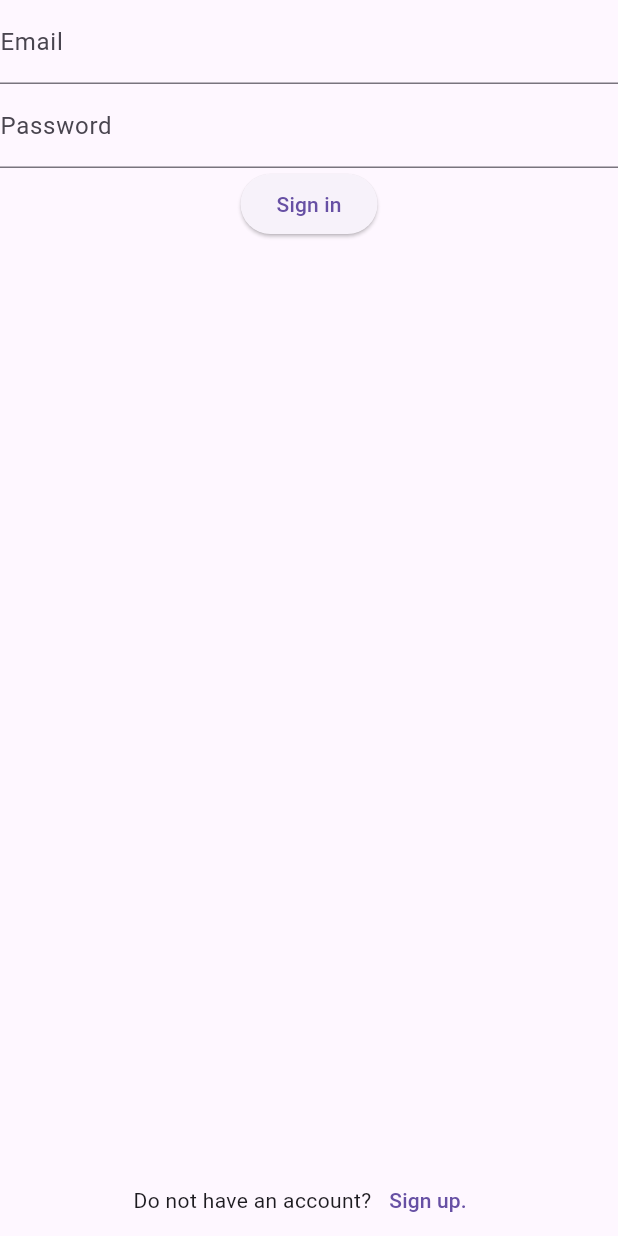
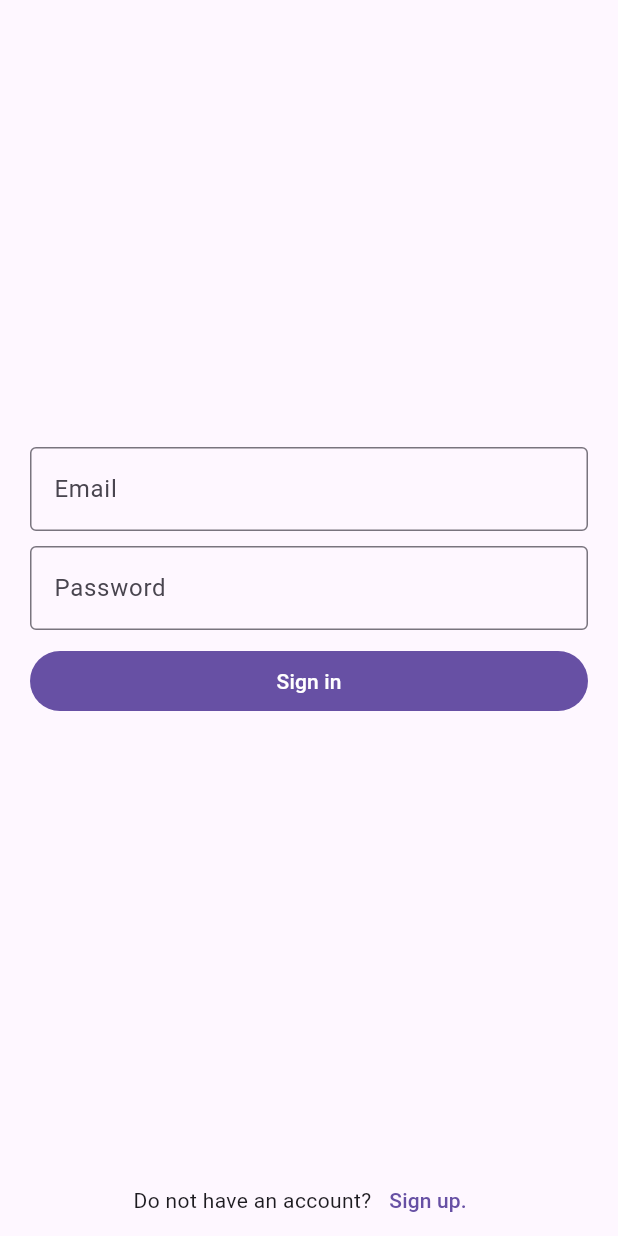
Before and after one commit to Marflage/Hadhri_Client, a Flutter app: the screen it shows after launch, after a tap on "Sign in", after a tap on "Sign up.", after a tap on "Sign in.", on a phone screen of 412 x 824 dp. Run offline on Flutter 3.47's test engine with Material 3 defaults, Android fonts, the phone set to English and light mode, and no system bars; our stand-ins replace flutter_secure_storage, slider_button; missing offline and left inert: dart_jsonwebtoken, pullex; network calls fail.

Commit message:
feat: Redesign sign-in and sign-up forms with outlined form fields and correct keyboard types

```diff
--- a/lib/features/account/page.dart
+++ b/lib/features/account/page.dart
@@ -27,16 +27,24 @@ class _AccountPageState extends State<AccountPage> {
   Widget build(BuildContext context) {
     // TODO: Analyze if this Scaffold can be removed safely.
     return Scaffold(
+      // resizeToAvoidBottomInset: true,
       body: SafeArea(
         child: Column(
           children: [
+            // Placeholder(
+            //   fallbackHeight: 400,
+            //   fallbackWidth: 200,
+            // ),
             Expanded(
+              child: Padding(
+                padding: const EdgeInsets.symmetric(horizontal: 20.0),
                 child: _showSignInForm
                     // TODO: Remove the usage of DiContainer in the UI components.
                     ? SignInForm(authService: DiContainer.authService)
                     : SignUpForm(
                         coursePlanService: DiContainer.coursePlanService,
                         authService: DiContainer.authService,
+                      ),
               ),
             ),
             Row(
--- a/lib/features/account/sign_in_form.dart
+++ b/lib/features/account/sign_in_form.dart
@@ -23,21 +23,27 @@ class _SignInFormState extends State<SignInForm> {
     return Form(
       key: _formKey,
       child: Column(
+        spacing: 10.0,
+        mainAxisAlignment: .center,
+        crossAxisAlignment: .stretch,
         children: [
           // TODO: Move to next input field after pressing the return or the tab key on mobile devices as well.
           TextFormField(
-            decoration: InputDecoration(labelText: 'Email'),
+            keyboardType: .emailAddress,
+            decoration: InputDecoration(labelText: 'Email', border: OutlineInputBorder()),
             validator: _onEmailValidated,
             onSaved: _onEmailSaved,
           ),
+          // SizedBox(height: 10),
           // TODO: Add button to toggle password visibility.
           TextFormField(
-            decoration: InputDecoration(labelText: 'Password'),
+            keyboardType: .visiblePassword,
+            decoration: InputDecoration(labelText: 'Password', border: OutlineInputBorder()),
             obscureText: true,
             validator: _onPasswordValidated,
             onSaved: _onPasswordSaved,
           ),
-          ElevatedButton(
+          FilledButton(
             onPressed: _onFormSubmitted,
             child: _isLoading
                 ? Center(child: CircularProgressIndicator.adaptive())
--- a/lib/features/account/sign_up_form.dart
+++ b/lib/features/account/sign_up_form.dart
@@ -42,29 +42,55 @@ class _SignUpFormState extends State<SignUpForm> {
           : _isDataAvailable
           ? Form(
               key: _formKey,
+              child: SingleChildScrollView(
                 child: Column(
+                  spacing: 10.0,
+                  crossAxisAlignment: .stretch,
                   children: [
-                  // TODO: Validate all the fields.
+                    // First name
                     TextFormField(
-                    decoration: InputDecoration(labelText: 'First Name'),
+                      keyboardType: .name,
+                      decoration: InputDecoration(
+                        labelText: 'First Name',
+                        border: OutlineInputBorder(),
+                      ),
                       validator: _validateFirstName,
                       onSaved: _onFirstNameSaved,
                     ),
+                    // Last name
                     TextFormField(
-                    decoration: InputDecoration(labelText: 'Last Name'),
+                      keyboardType: .name,
+                      decoration: InputDecoration(
+                        labelText: 'Last Name',
+                        border: OutlineInputBorder(),
+                      ),
                       validator: _validateLastName,
                       onSaved: _onLastNameSaved,
                     ),
+                    // Email
                     TextFormField(
-                    decoration: InputDecoration(labelText: 'Email'),
+                      keyboardType: .emailAddress,
+                      decoration: InputDecoration(
+                        labelText: 'Email',
+                        border: OutlineInputBorder(),
+                      ),
                       validator: _validateEmail,
                       onSaved: _onEmailSaved,
                     ),
+                    // Phone number
                     TextFormField(
-                    decoration: InputDecoration(labelText: 'Phone Number'),
+                      keyboardType: .phone,
+                      decoration: InputDecoration(
+                        labelText: 'Phone Number',
+                        border: OutlineInputBorder(),
+                      ),
                       validator: _validatePhoneNumber,
                       onSaved: _onPhoneNumberSaved,
                     ),
+                    // Dropdowns
+                    Column(
+                      crossAxisAlignment: .stretch,
+                      children: [
                         DropdownMenuFormField(
                           initialSelection: _selectedCourse,
                           label: Text('Course'),
@@ -95,13 +121,16 @@ class _SignUpFormState extends State<SignUpForm> {
                           dropdownMenuEntries: _semesterDropdownEntries,
                           onSelected: _onSemesterSelected,
                         ),
-                  // TODO: Obscure the text.
-                  // TODO: Show icon to toggle password visibility.
+                      ],
+                    ),
                     // TODO: Create a unified component for password combining with confirm password.
+                    // Password
                     TextFormField(
-                    obscureText: _isPasswordVisible ? false : true,
+                      enableSuggestions: false,
+                      obscureText: !_isPasswordVisible,
                       decoration: InputDecoration(
                         labelText: 'Password',
+                        border: OutlineInputBorder(),
                         suffixIcon: IconButton(
                           onPressed: () => setState(() => _isPasswordVisible = !_isPasswordVisible),
                           icon: Icon(_isPasswordVisible ? Icons.visibility_off : Icons.visibility),
@@ -110,17 +139,21 @@ class _SignUpFormState extends State<SignUpForm> {
                       validator: _validatePassword,
                       onSaved: _onPasswordSaved,
                     ),
-                  // TODO: Match the passwords.
+                    // Confirm password
                     TextFormField(
-                    obscureText: _isPasswordVisible ? false : true,
-                    decoration: InputDecoration(labelText: 'Confirm Password'),
+                      obscureText: !_isPasswordVisible,
+                      decoration: InputDecoration(
+                        labelText: 'Confirm Password',
+                        border: OutlineInputBorder(),
+                      ),
                       validator: _validateConfirmPassword,
                     ),
-                  ElevatedButton(
+                    FilledButton(
                       onPressed: _onSubmit,
                       child: _isLoading ? CircularProgressIndicator.adaptive() : Text('Sign up'),
                     ),
                   ],
+                ),
               ),
             )
           : Center(
```
Lines whose indentation alone changed are shown as unchanged.
